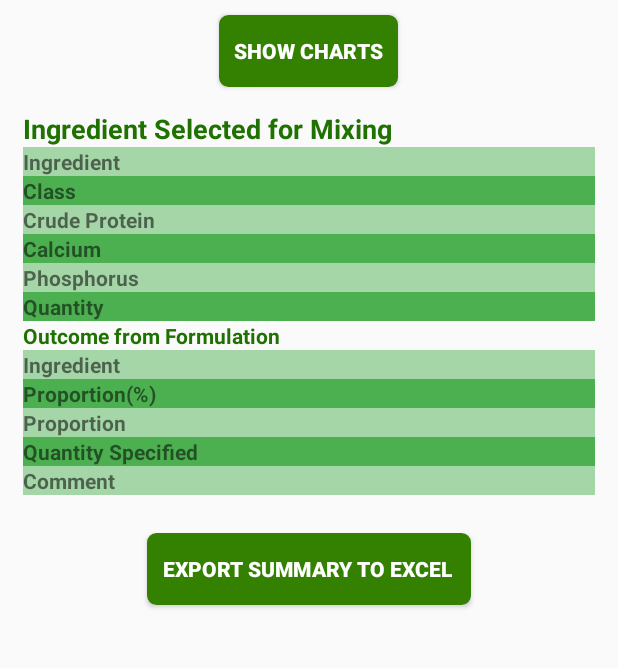
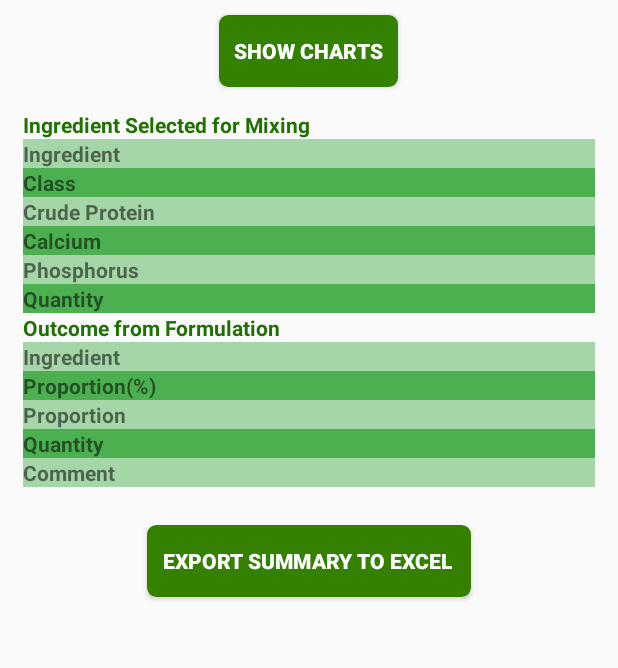
Before and after one commit to lordraph/ChickenFeed, an Android app: the SummaryActivity screen opened directly, with no data from a screen before it, on a phone screen of 412 x 824 dp, the part 42-710 px from its top. Run offline under Robolectric (Android 15) with nearby library versions, the phone set to English and light mode, and no system bars.

Commit message:
update static files

```diff
--- a/app/src/main/java/com/acgg/chickenfeed/SummaryActivity.java
+++ b/app/src/main/java/com/acgg/chickenfeed/SummaryActivity.java
@@ -83,7 +83,7 @@ public class SummaryActivity extends AppCompatActivity {
         classHeaderArr.add("Ingredient");
         classHeaderArr.add("Proportion(%)");
         classHeaderArr.add("Proportion");
-        classHeaderArr.add("Quantity Specified");
+        classHeaderArr.add("Quantity");
         classHeaderArr.add("Comment");
 
         //get data from database
@@ -102,9 +102,10 @@ public class SummaryActivity extends AppCompatActivity {
 
         // create textview for ingredient name
         TextView ingredienttxt= new TextView(this);
+        ingredienttxt.setTextAppearance(this, android.R.style.TextAppearance_Small);
+        ingredienttxt.setTextColor(Color.parseColor("#1f7101"));
+        ingredienttxt.setTypeface(null, Typeface.BOLD);
         ingredienttxt.setText("Outcome from Formulation");
-        ingredienttxt.setTypeface(null, Typeface.BOLD);
-        ingredienttxt.setTextColor(Color.parseColor("#1f7101"));
         linearLayout.addView(ingredienttxt);
 
 
@@ -113,6 +114,7 @@ public class SummaryActivity extends AppCompatActivity {
         TableLayout.LayoutParams tp = new TableLayout.LayoutParams(TableLayout.LayoutParams.MATCH_PARENT, TableLayout.LayoutParams.MATCH_PARENT);
         resultTable.setLayoutParams(tp);
         resultTable.setStretchAllColumns(true);
+        resultTable.setShrinkAllColumns(true);
 
         DecimalFormat decimalFormat = new DecimalFormat("0.00");
 
@@ -162,7 +164,7 @@ public class SummaryActivity extends AppCompatActivity {
                     new_row.addView(eachName);
                 }
 
-                if(classHeaderArr.get(i).equals("Quantity Specified")) {
+                if(classHeaderArr.get(i).equals("Quantity")) {
                     TextView eachName = new TextView(this);
                     eachName.setText(String.valueOf(resultqtySpecified.get(eachRow)));
                     eachName.setBackgroundColor(Color.parseColor("#4caf50"));
--- a/app/src/main/res/layout/activity_summary.xml
+++ b/app/src/main/res/layout/activity_summary.xml
@@ -64,7 +64,7 @@
                         android:text="Ingredient Selected for Mixing"
                         android:textColor="#1f7101"
                         android:textStyle="bold"
-                        android:textAppearance="?android:textAppearanceMedium"
+                        android:textAppearance="?android:textAppearanceSmall"
 
                         />
 
@@ -73,7 +73,8 @@
                         android:id="@+id/select_ingredient_mixing_table"
                         android:layout_width="match_parent"
                         android:layout_height="match_parent"
-                        android:stretchColumns="*">
+                        android:stretchColumns="*"
+                        android:shrinkColumns="*">
 
 
                     </TableLayout>
--- a/build.gradle
+++ b/build.gradle
@@ -7,7 +7,7 @@ buildscript {
         jcenter()
     }
     dependencies {
-        classpath 'com.android.tools.build:gradle:3.1.0'
+        classpath 'com.android.tools.build:gradle:3.1.2'
 
 
         // NOTE: Do not place your application dependencies here; they belong
```
